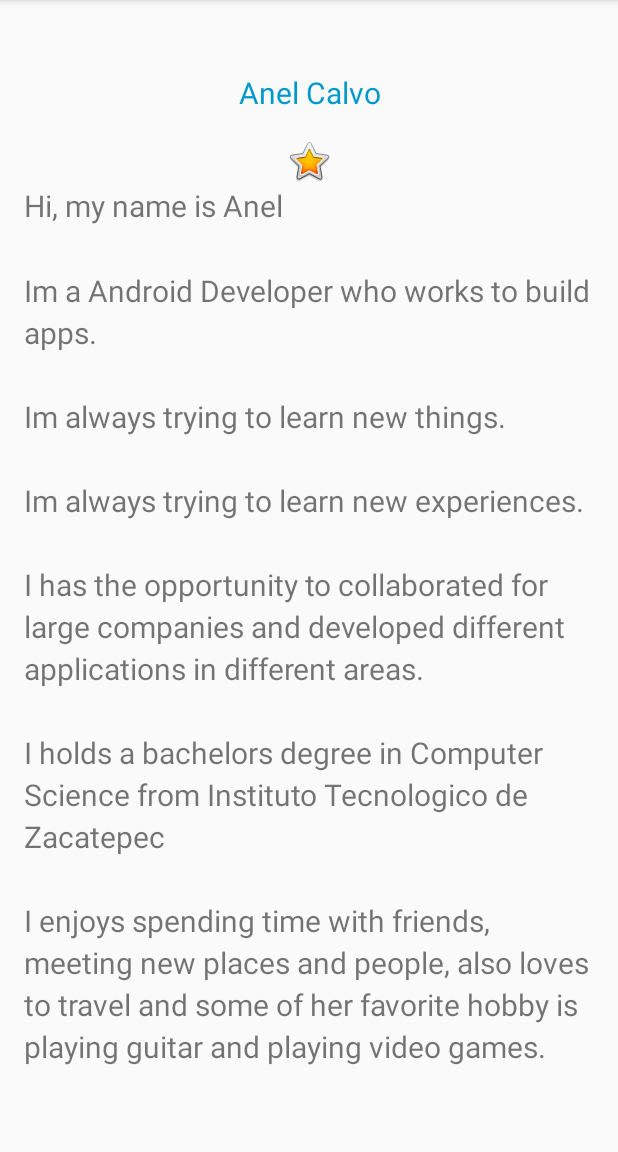
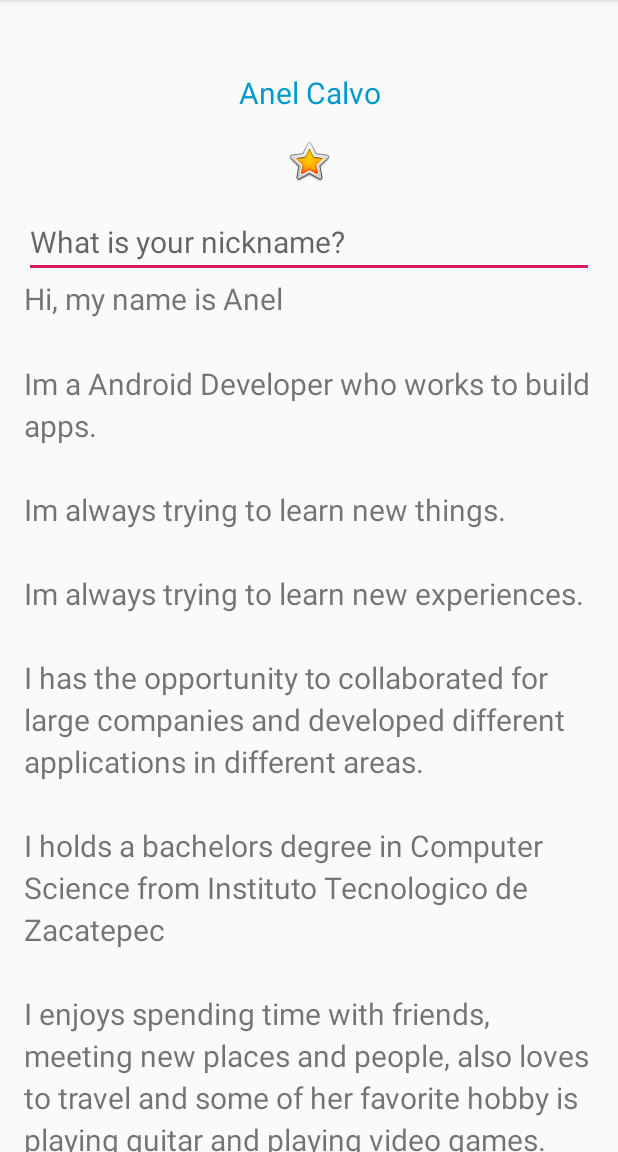
Before and after one commit to AnelCC/AboutMe, an Android app: the screen it shows after launch (MainActivity), on a phone screen of 412 x 824 dp, the part 84-1236 px from its top. Run offline under Robolectric (Android 15) with nearby library versions, the phone set to English and light mode, and no system bars; Roboto replaces fonts that are not available here.

Commit message:
add edittext

```diff
--- a/app/src/main/res/layout/activity_main.xml
+++ b/app/src/main/res/layout/activity_main.xml
@@ -26,6 +26,15 @@
         android:contentDescription="@string/yellow_star"
         app:srcCompat="@android:drawable/btn_star_big_on" />
 
+    <EditText
+        android:id="@+id/nickname_edit"
+        style="@style/NameStyle"
+        android:layout_width="match_parent"
+        android:layout_height="wrap_content"
+        android:ems="10"
+        android:hint="@string/what_is_your_nickname"
+        android:inputType="textMultiLine|textPersonName" />
+
     <ScrollView
         android:layout_width="match_parent"
         android:layout_height="match_parent">
--- a/app/src/main/res/values/strings.xml
+++ b/app/src/main/res/values/strings.xml
@@ -9,4 +9,5 @@
         \n\nI has the opportunity to collaborated for large companies and developed different applications in different areas.
         \n\nI holds a bachelors degree in Computer Science from Instituto Tecnologico de Zacatepec
         \n\nI enjoys spending time with friends, meeting new places and people, also loves to travel and some of her favorite hobby is playing guitar and playing video games.  </string>
+    <string name="what_is_your_nickname">What is your nickname?</string>
 </resources>
```
